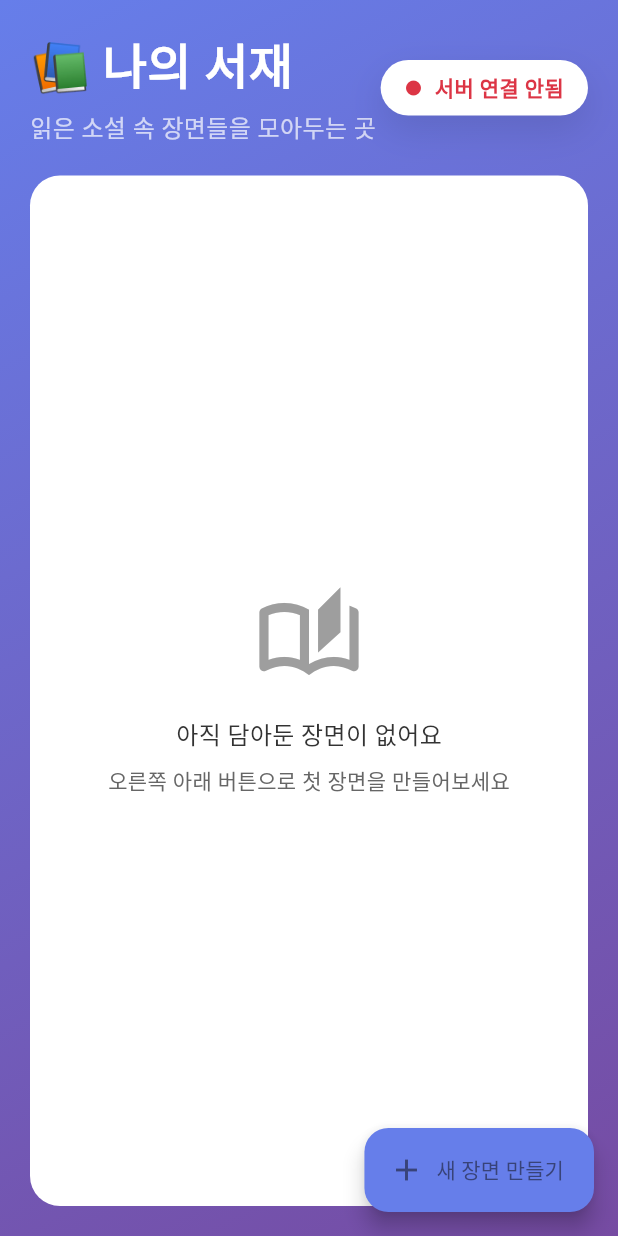
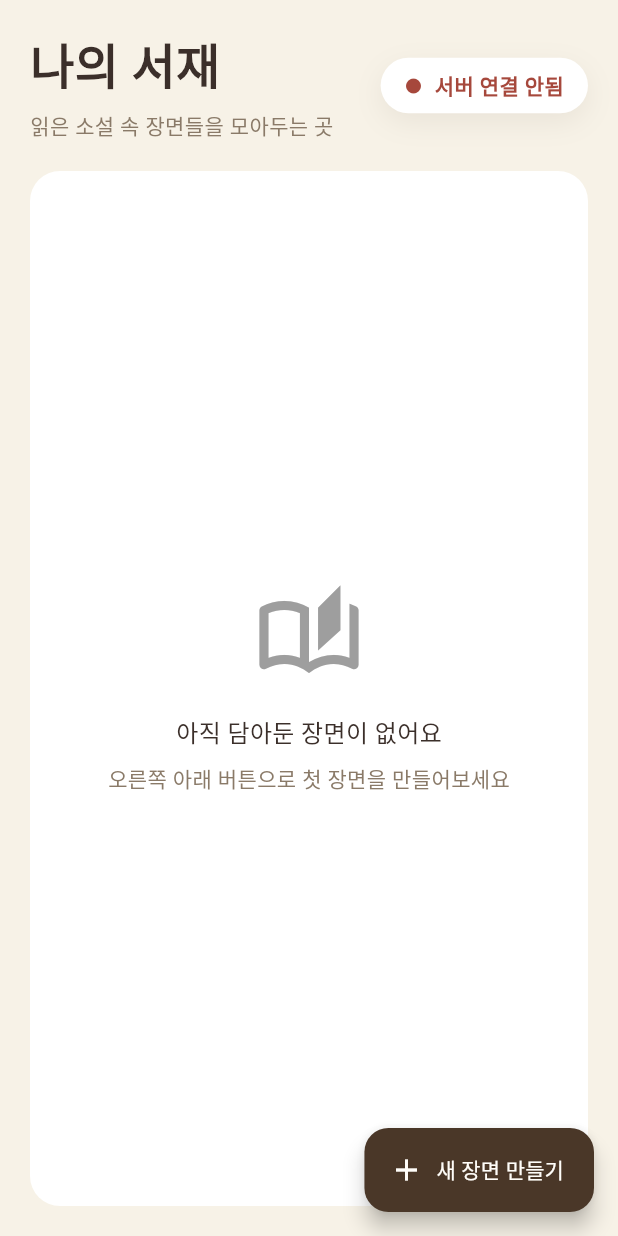
Before and after one commit to egg-z1/Artelligence, a Flutter app: the screen it shows after launch, on a phone screen of 412 x 824 dp. Run offline on Flutter 3.47's test engine with Material 3 defaults, Android fonts, the phone set to English and light mode, and no system bars; our stand-ins replace cached_network_image, google_fonts; missing offline and left inert: file_saver; network calls fail; Roboto replaces fonts that are missing (Gowun Batang, Pretendard).

Commit message:
feat: ui 개선 (#60)

```diff
--- a/client/artelligence/lib/config/theme_config.dart
+++ b/client/artelligence/lib/config/theme_config.dart
@@ -1,43 +1,39 @@
 import 'package:flutter/material.dart';
+import 'package:google_fonts/google_fonts.dart';
 
 class ThemeConfig {
-  // 색상 팔레트
-  static const Color primaryColor = Color(0xFF667EEA);
-  static const Color secondaryColor = Color(0xFF764BA2);
-  static const Color backgroundColor = Color(0xFFF8F9FA);
-  static const Color cardColor = Colors.white;
-  static const Color textPrimaryColor = Color(0xFF333333);
-  static const Color textSecondaryColor = Color(0xFF666666);
-  static const Color successColor = Color(0xFF28A745);
-  static const Color errorColor = Color(0xFFDC3545);
-  static const Color warningColor = Color(0xFFFFC107);
+  // 색상 팔레트 — 차분한 서재 톤
+  static const Color primaryColor = Color(0xFF4A3728); // 짙은 브라운 (책장 나무색)
+  static const Color secondaryColor = Color(0xFF2C3A47); // 짙은 네이비
+  static const Color accentColor = Color(0xFFC9A66B); // 무광 골드 (책 금박 느낌)
+  static const Color backgroundColor = Color(0xFFF7F2E7); // 크림/베이지
+  static const Color cardColor = Color(0xFFFFFDF9); // 따뜻한 오프화이트
+  static const Color textPrimaryColor = Color(0xFF3B2F2A); // 짙은 세피아
+  static const Color textSecondaryColor = Color(0xFF8A7A68);
+  static const Color successColor = Color(0xFF5B7A5B); // 채도 낮춘 그린
+  static const Color errorColor = Color(0xFFA6483C); // 채도 낮춘 레드
+  static const Color warningColor = Color(0xFFB68A3C); // 채도 낮춘 앰버
 
-  // 그라데이션
-  static const LinearGradient primaryGradient = LinearGradient(
-    begin: Alignment.topLeft,
-    end: Alignment.bottomRight,
-    colors: [primaryColor, secondaryColor],
-  );
+  // 제목용 세리프 서체 (Gowun Batang — 고서 느낌)
+  static TextStyle get _serif => GoogleFonts.gowunBatang();
 
   // 텍스트 스타일
-  static const TextStyle headingLarge = TextStyle(
+  static TextStyle get headingLarge => _serif.copyWith(
     fontSize: 32,
     fontWeight: FontWeight.bold,
     color: textPrimaryColor,
   );
 
-  static const TextStyle headingMedium = TextStyle(
-    fontSize: 24,
+  static TextStyle get headingMedium => _serif.copyWith(
+    fontSize: 22,
     fontWeight: FontWeight.bold,
     color: textPrimaryColor,
-    fontFamily: 'Pretendard',
   );
 
-  static const TextStyle headingSmall = TextStyle(
-    fontSize: 18,
+  static TextStyle get headingSmall => _serif.copyWith(
+    fontSize: 17,
     fontWeight: FontWeight.w600,
     color: textPrimaryColor,
-    fontFamily: 'Pretendard',
   );
 
   static const TextStyle bodyLarge = TextStyle(
@@ -65,52 +61,50 @@ class ThemeConfig {
       colorScheme: ColorScheme.fromSeed(
         seedColor: primaryColor,
         brightness: Brightness.light,
+        surface: backgroundColor,
       ),
       scaffoldBackgroundColor: backgroundColor,
-      appBarTheme: const AppBarTheme(
-        backgroundColor: Colors.transparent,
+      appBarTheme: AppBarTheme(
+        backgroundColor: cardColor,
         elevation: 0,
         centerTitle: true,
-        titleTextStyle: TextStyle(
-          color: textPrimaryColor,
-          fontSize: 20,
-          fontWeight: FontWeight.bold,
-        ),
-        iconTheme: IconThemeData(color: textPrimaryColor),
+        titleTextStyle: headingSmall,
+        iconTheme: const IconThemeData(color: textPrimaryColor),
       ),
       cardTheme: CardThemeData(
         color: cardColor,
-        elevation: 4,
-        shape: RoundedRectangleBorder(borderRadius: BorderRadius.circular(20)),
+        elevation: 2,
+        shape: RoundedRectangleBorder(
+          borderRadius: BorderRadius.circular(12),
+          side: BorderSide(color: primaryColor.withValues(alpha: 0.08)),
+        ),
       ),
       elevatedButtonTheme: ElevatedButtonThemeData(
         style: ElevatedButton.styleFrom(
           backgroundColor: primaryColor,
-          foregroundColor: Colors.white,
+          foregroundColor: cardColor,
           padding: const EdgeInsets.symmetric(horizontal: 32, vertical: 16),
-          shape: RoundedRectangleBorder(
-            borderRadius: BorderRadius.circular(12),
-          ),
+          shape: RoundedRectangleBorder(borderRadius: BorderRadius.circular(8)),
           textStyle: const TextStyle(fontSize: 16, fontWeight: FontWeight.w600),
         ),
       ),
       inputDecorationTheme: InputDecorationTheme(
         filled: true,
-        fillColor: Colors.white,
+        fillColor: cardColor,
         border: OutlineInputBorder(
-          borderRadius: BorderRadius.circular(12),
-          borderSide: BorderSide(color: Colors.grey.shade300),
+          borderRadius: BorderRadius.circular(8),
+          borderSide: BorderSide(color: primaryColor.withValues(alpha: 0.2)),
         ),
         enabledBorder: OutlineInputBorder(
-          borderRadius: BorderRadius.circular(12),
-          borderSide: BorderSide(color: Colors.grey.shade300),
+          borderRadius: BorderRadius.circular(8),
+          borderSide: BorderSide(color: primaryColor.withValues(alpha: 0.2)),
         ),
         focusedBorder: OutlineInputBorder(
-          borderRadius: BorderRadius.circular(12),
+          borderRadius: BorderRadius.circular(8),
           borderSide: const BorderSide(color: primaryColor, width: 2),
         ),
         errorBorder: OutlineInputBorder(
-          borderRadius: BorderRadius.circular(12),
+          borderRadius: BorderRadius.circular(8),
           borderSide: const BorderSide(color: errorColor),
         ),
         contentPadding: const EdgeInsets.all(16),
@@ -118,20 +112,20 @@ class ThemeConfig {
     );
   }
 
-  // 그림자
+  // 그림자 (은은하게)
   static List<BoxShadow> get cardShadow => [
     BoxShadow(
-          color: Colors.black.withValues(alpha: 0.1),
-          blurRadius: 20,
-          offset: const Offset(0, 10),
+      color: primaryColor.withValues(alpha: 0.08),
+      blurRadius: 16,
+      offset: const Offset(0, 6),
     ),
   ];
 
   static List<BoxShadow> get buttonShadow => [
     BoxShadow(
-          color: primaryColor.withValues(alpha: 0.3),
-          blurRadius: 20,
-          offset: const Offset(0, 10),
+      color: primaryColor.withValues(alpha: 0.2),
+      blurRadius: 16,
+      offset: const Offset(0, 6),
     ),
   ];
 }
--- a/client/artelligence/lib/screens/library_screen.dart
+++ b/client/artelligence/lib/screens/library_screen.dart
@@ -30,7 +30,7 @@ class _LibraryScreenState extends State<LibraryScreen> {
   Widget build(BuildContext context) {
     return Scaffold(
       body: Container(
-        decoration: const BoxDecoration(gradient: ThemeConfig.primaryGradient),
+        decoration: const BoxDecoration(color: ThemeConfig.backgroundColor),
         child: SafeArea(
           child: Column(
             children: [
@@ -58,6 +58,7 @@ class _LibraryScreenState extends State<LibraryScreen> {
           );
         },
         backgroundColor: ThemeConfig.primaryColor,
+        foregroundColor: ThemeConfig.cardColor,
         icon: const Icon(Icons.add),
         label: const Text('새 장면 만들기'),
       ),
@@ -70,22 +71,12 @@ class _LibraryScreenState extends State<LibraryScreen> {
       child: Row(
         mainAxisAlignment: MainAxisAlignment.spaceBetween,
         children: [
-          const Column(
+          Column(
             crossAxisAlignment: CrossAxisAlignment.start,
             children: [
-              Text(
-                '📚 나의 서재',
-                style: TextStyle(
-                  fontSize: 32,
-                  fontWeight: FontWeight.bold,
-                  color: Colors.white,
-                ),
-              ),
-              SizedBox(height: 5),
-              Text(
-                '읽은 소설 속 장면들을 모아두는 곳',
-                style: TextStyle(fontSize: 16, color: Colors.white70),
-              ),
+              Text('나의 서재', style: ThemeConfig.headingLarge),
+              const SizedBox(height: 5),
+              const Text('읽은 소설 속 장면들을 모아두는 곳', style: ThemeConfig.bodyMedium),
             ],
           ),
           _buildConnectionStatus(),
@@ -144,18 +135,11 @@ class _LibraryScreenState extends State<LibraryScreen> {
             child: Column(
               mainAxisAlignment: MainAxisAlignment.center,
               children: [
-                Icon(
-                  Icons.auto_stories_outlined,
-                  size: 72,
-                  color: Colors.grey,
-                ),
+                Icon(Icons.auto_stories_outlined, size: 72, color: Colors.grey),
                 SizedBox(height: 16),
                 Text('아직 담아둔 장면이 없어요', style: ThemeConfig.bodyLarge),
                 SizedBox(height: 8),
-                Text(
-                  '오른쪽 아래 버튼으로 첫 장면을 만들어보세요',
-                  style: ThemeConfig.bodyMedium,
-                ),
+                Text('오른쪽 아래 버튼으로 첫 장면을 만들어보세요', style: ThemeConfig.bodyMedium),
               ],
             ),
           );
@@ -209,11 +193,8 @@ class _BookTileState extends State<_BookTile> {
           Navigator.push(
             context,
             MaterialPageRoute(
-              builder: (_) => WorkDetailScreen(
-                workTitle: widget.work.workTitle == '미분류'
-                    ? null
-                    : widget.work.workTitle,
-              ),
+              builder: (_) =>
+                  WorkDetailScreen(workTitle: widget.work.workTitle),
             ),
           );
         },
--- a/client/artelligence/lib/widgets/gallery_grid.dart
+++ b/client/artelligence/lib/widgets/gallery_grid.dart
@@ -226,7 +226,7 @@ class _ImageDetailDialog extends StatelessWidget {
             Container(
               padding: const EdgeInsets.all(20),
               decoration: const BoxDecoration(
-                gradient: ThemeConfig.primaryGradient,
+                color: ThemeConfig.backgroundColor,
                 borderRadius: BorderRadius.only(
                   topLeft: Radius.circular(20),
                   topRight: Radius.circular(20),
@@ -272,7 +272,7 @@ class _ImageDetailDialog extends StatelessWidget {
                       const SizedBox(height: 20),
 
                       // 프롬프트
-                      const Text('프롬프트', style: ThemeConfig.headingSmall),
+                      Text('프롬프트', style: ThemeConfig.headingSmall),
                       const SizedBox(height: 8),
                       Container(
                         padding: const EdgeInsets.all(12),
--- a/client/artelligence/pubspec.yaml
+++ b/client/artelligence/pubspec.yaml
@@ -44,6 +44,9 @@ dependencies:
   # 날짜 포맷팅
   intl: ^0.18.1
 
+  # 폰트
+  google_fonts: ^6.2.1
+
 dev_dependencies:
   flutter_test:
     sdk: flutter
```
Also changed, not shown: client/artelligence/lib/screens/generator_screen.dart (+4 -4 lines), client/artelligence/lib/screens/home_screen.dart (+10 -10 lines), client/artelligence/lib/screens/work_detail_screen.dart (+4 -3 lines), client/artelligence/pubspec.lock. Lines whose indentation alone changed are shown as unchanged.
